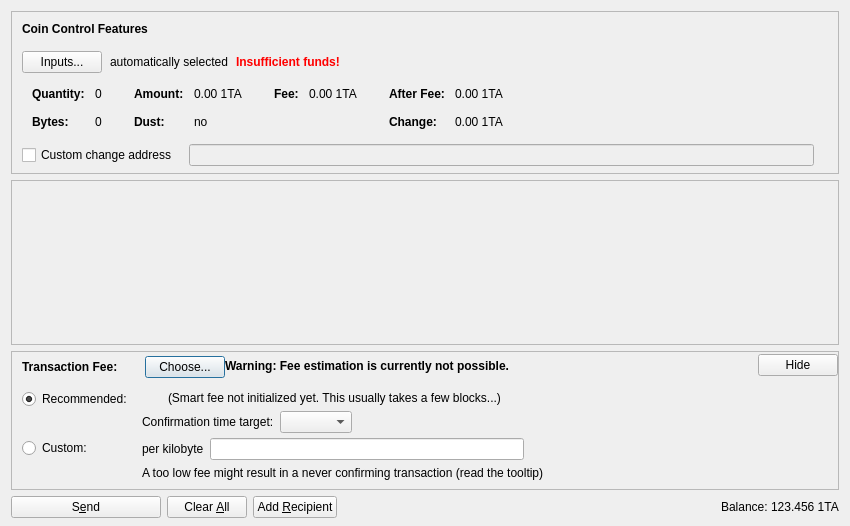
minblock/motherofweeddaycoin, file src/qt/forms/sendcoinsdialog.ui: the form before one commit.
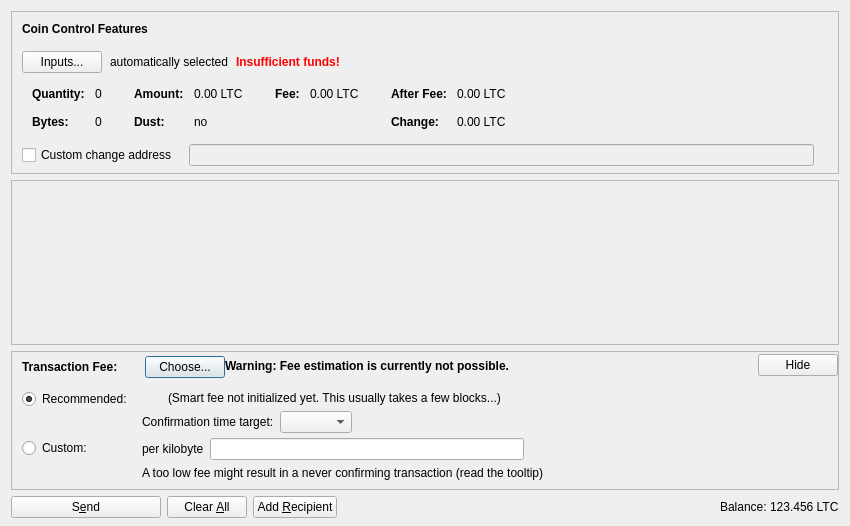
The form after the commit. Icons and pictures are not drawn. Custom widgets are drawn as their Qt base class.

The edit to the form file:
```diff
--- a/src/qt/forms/sendcoinsdialog.ui
+++ b/src/qt/forms/sendcoinsdialog.ui
@@ -324,7 +324,7 @@
                   <enum>Qt::ActionsContextMenu</enum>
                  </property>
                  <property name="text">
-                  <string notr="true">0.00 1TA</string>
+                  <string notr="true">0.00 LTC</string>
                  </property>
                  <property name="textInteractionFlags">
                   <set>Qt::LinksAccessibleByMouse|Qt::TextSelectableByKeyboard|Qt::TextSelectableByMouse</set>
@@ -404,7 +404,7 @@
                   <enum>Qt::ActionsContextMenu</enum>
                  </property>
                  <property name="text">
-                  <string notr="true">0.00 1TA</string>
+                  <string notr="true">0.00 LTC</string>
                  </property>
                  <property name="textInteractionFlags">
                   <set>Qt::LinksAccessibleByMouse|Qt::TextSelectableByKeyboard|Qt::TextSelectableByMouse</set>
@@ -455,7 +455,7 @@
                   <enum>Qt::ActionsContextMenu</enum>
                  </property>
                  <property name="text">
-                  <string notr="true">0.00 1TA</string>
+                  <string notr="true">0.00 LTC</string>
                  </property>
                  <property name="textInteractionFlags">
                   <set>Qt::LinksAccessibleByMouse|Qt::TextSelectableByKeyboard|Qt::TextSelectableByMouse</set>
@@ -484,7 +484,7 @@
                   <enum>Qt::ActionsContextMenu</enum>
                  </property>
                  <property name="text">
-                  <string notr="true">0.00 1TA</string>
+                  <string notr="true">0.00 LTC</string>
                  </property>
                  <property name="textInteractionFlags">
                   <set>Qt::LinksAccessibleByMouse|Qt::TextSelectableByKeyboard|Qt::TextSelectableByMouse</set>
@@ -1204,7 +1204,7 @@
           <cursorShape>IBeamCursor</cursorShape>
          </property>
          <property name="text">
-          <string notr="true">123.456 1TA</string>
+          <string notr="true">123.456 LTC</string>
          </property>
          <property name="textInteractionFlags">
           <set>Qt::LinksAccessibleByMouse|Qt::TextSelectableByKeyboard|Qt::TextSelectableByMouse</set>
```
Left out of the diff: 2 changed lines with no effect on the pictures.
